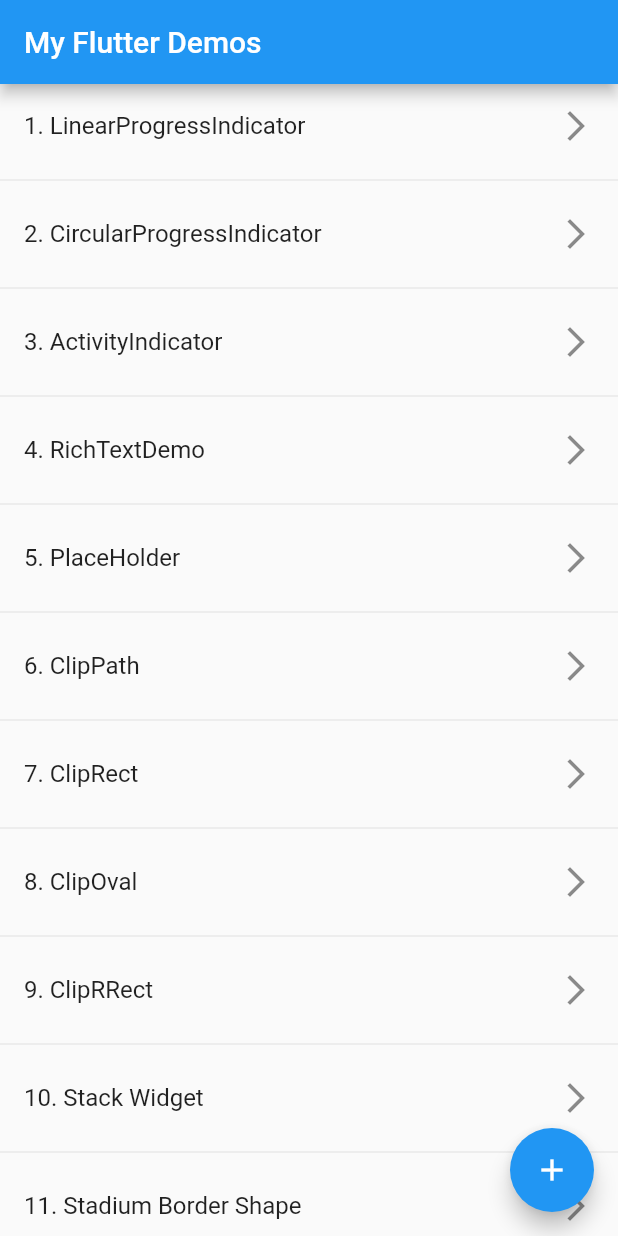
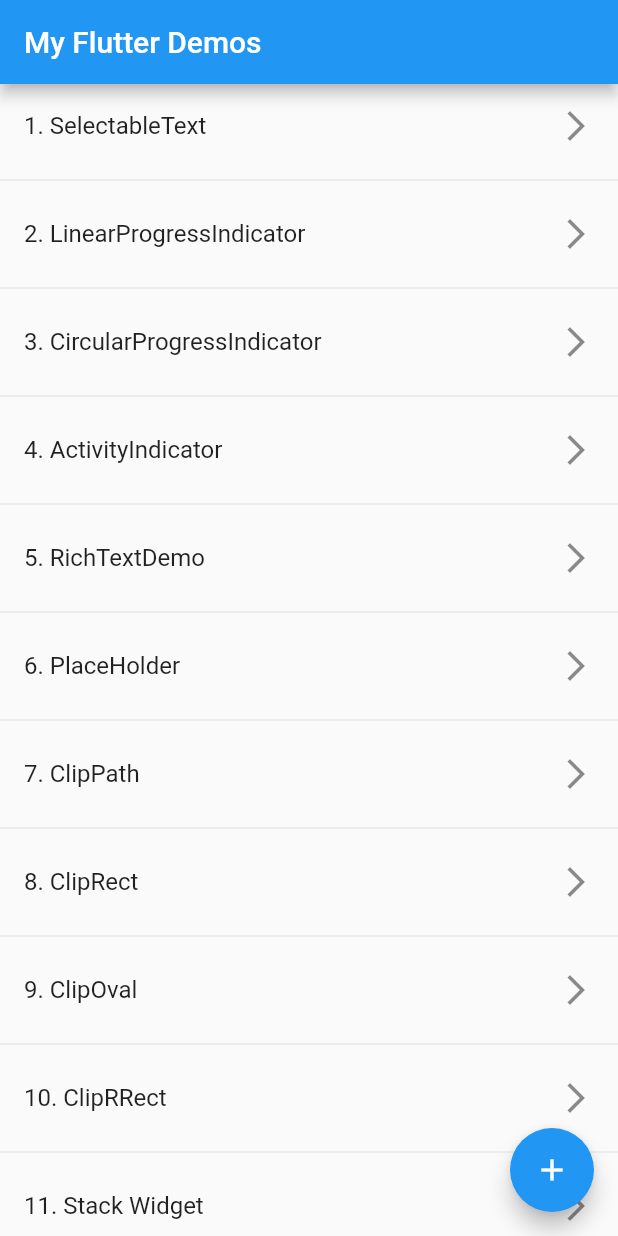
Before and after one commit to roshanman/hello_flutter, a Flutter app: the screen it shows after launch, on a phone screen of 412 x 824 dp. Run offline on Flutter 3.47's test engine with Material 2 defaults, Android fonts, the phone set to English and light mode, and no system bars.

Commit message:
SelectableText Widget

```diff
--- a/lib/demo_lists.dart
+++ b/lib/demo_lists.dart
@@ -21,8 +21,10 @@ import 'rich_text.dart';
 import 'activity_indicator.dart';
 import 'circular_progress_indicator.dart';
 import 'linear_progress_indicator.dart';
+import 'selectable_text.dart';
 
 final List<BaseDemo> allDemos = [
+  const SelectableTextDemo(title: "SelectableText"),
   const LinearProgressIndicatorDemo(title: "LinearProgressIndicator"),
   const CircularProgressIndicatorDemo(title: "CircularProgressIndicator"),
   const ActivityIndicatorDemo(title: "ActivityIndicator"),
```
Also changed, not shown: lib/selectable_text.dart (added, +42 -0 lines).
